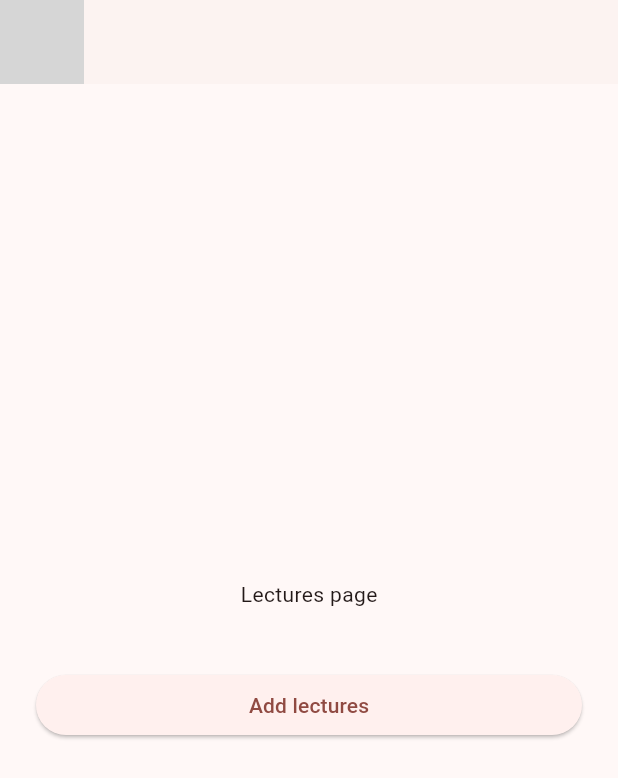
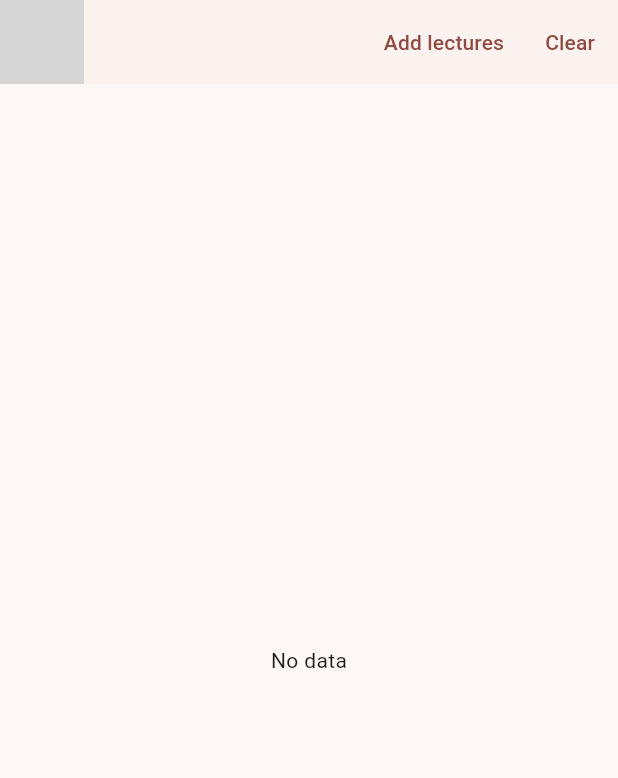
Before and after one commit to PattonSayd/firebase_services, a Flutter app: the LecturesPage screen opened by its route, on a phone screen of 412 x 824 dp. Shown: the top 778 px of the screen. Run offline on Flutter 3.47's test engine with Material 2 defaults, Android fonts, the phone set to English and light mode, and no system bars; our stand-ins replace cloud_firestore, firebase_analytics, firebase_auth, firebase_core, firebase_crashlytics, freezed_annotation and 2 more; missing offline and left inert: firebase_ui_auth; accounts and stored records are empty; generated files the repository leaves out were written again; statements that could not run were skipped; grey boxes are pictures that could not be loaded.

Commit message:
Implement lecture list and clear

```diff
--- a/lib/data/prefiling_data.dart
+++ b/lib/data/prefiling_data.dart
@@ -3,20 +3,20 @@ import '../models/lecture.dart';
 final lecturesPrefilingData = [
   const Lecture(
     title: 'Platformaya giriş',
-    youtubeVideoId: 'vrSAHrU5NQ4',
+    youtubeVideoId: 'xWV71C2kp38',
     description:
         'İlk giriş mühazirəmizdə biz Dart dilinin və Flutter çərçivəsinin əsaslarına baxacağıq, layihə strukturuna və əsas anlayışlara baxacağıq, həmçinin Flutter tərtibatçısının hansı biliyə sahib olması lazım olduğunu müzakirə edəcəyik.',
   ),
   const Lecture(
     title: 'Routes&Navigation',
-    youtubeVideoId: 'wbw-8DaIRFc',
+    youtubeVideoId: 'nyvwx7o277U&t',
     description:
         'Mühazirədə proqramda naviqasiyanın nə olduğunu və Flutter-də necə işlədiyini nəzərdən keçirəcəyik.\n'
         'Naviqatorla (Navigator 1.0) işləməyi ətraflı nəzərdən keçirək, əsas naviqasiya əməliyyatlarını necə yerinə yetirməyi, arqumentləri necə ötürməyi və ekranlar arasında naviqasiya zamanı nəticələri qaytarmağı öyrənək, naviqasiya hadisələrini necə izləyə biləcəyinizi görək, həmçinin əlavə etmək üçün necə baxaq. dialoq və modal pəncərələr və BottomNavigationBar CupertinoTabBar nümunəsindən istifadə edərək bəzi ssenarilər naviqasiyasını həyata keçirin.',
   ),
   const Lecture(
     title: 'Event Loop, Isolates; Advanced Networking',
-    youtubeVideoId: 'gpwXBljSbTM',
+    youtubeVideoId: 'vl_AaCgudcY',
     description:
         'Gəlin Dart-da multithreading olub-olmadığını anlayaq, EventLoop, Future və Isolate işlərindən danışaq. Ən məşhur kitabxanalardan istifadə edərək şəbəkədə surf etməyi öyrənək',
   ),
--- a/lib/presentation/lectures_page.dart
+++ b/lib/presentation/lectures_page.dart
@@ -1,6 +1,8 @@
+import 'package:firebase_analytics/firebase_analytics.dart';
 import 'package:firebase_services/app/di.dart';
 import 'package:firebase_services/app/logger.dart';
 import 'package:firebase_services/app/routes.dart';
+import 'package:firebase_services/presentation/widgets/lecture_card.dart';
 import 'package:firebase_ui_auth/firebase_ui_auth.dart';
 import 'package:flutter/cupertino.dart';
 import 'package:flutter/material.dart';
@@ -14,7 +16,8 @@ class LecturesPage extends StatefulWidget {
 
 class _LecturesPageState extends State<LecturesPage> {
   final _lecturesRepository = Locator.lecturesRepository;
-  bool _isLoading = false;
+  bool _isAdding = false;
+  bool _isClearing = false;
 
   @override
   Widget build(BuildContext context) {
@@ -26,32 +29,63 @@ class _LecturesPageState extends State<LecturesPage> {
           onTap: () => Navigator.of(context).pushNamed(AppRoutes.profile),
           child: const UserAvatar(size: 36),
         ),
-      ),
-      body: Padding(
-        padding: const EdgeInsets.symmetric(horizontal: 24),
-        child: Column(
-          mainAxisAlignment: MainAxisAlignment.center,
-          crossAxisAlignment: CrossAxisAlignment.stretch,
-          children: [
-            const Center(
-              child: Text('Lectures page'),
-            ),
-            const SizedBox(height: 40),
-            ElevatedButton(
+        actions: [
+          TextButton(
             onPressed: () async {
-                setState(() => _isLoading = true);
-                _lecturesRepository.lectureStream;
+              setState(() => _isAdding = true);
               await _lecturesRepository.fillDatabase();
               if (mounted) {
-                  setState(() => _isLoading = false);
+                setState(() => _isAdding = false);
               }
             },
-              child: _isLoading
+            child: _isAdding
                 ? const CupertinoActivityIndicator()
                 : const Text('Add lectures'),
           ),
+          TextButton(
+            onPressed: () async {
+              setState(() => _isClearing = true);
+              await _lecturesRepository.clearDatabase();
+              if (mounted) {
+                setState(() => _isClearing = false);
+              }
+            },
+            child: _isClearing
+                ? const CupertinoActivityIndicator()
+                : const Text('Clear'),
+          ),
         ],
       ),
+      body: StreamBuilder(
+        stream: _lecturesRepository.lectureStream,
+        builder: (context, snapshot) {
+          final lessons = snapshot.data;
+          if (lessons == null) {
+            return const CupertinoActivityIndicator();
+          }
+          if (lessons.isEmpty) {
+            return const Center(child: Text('No data'));
+          }
+          return ListView.separated(
+            padding: const EdgeInsets.all(8),
+            itemCount: lessons.length,
+            separatorBuilder: (_, __) => const SizedBox(height: 16),
+            itemBuilder: (context, index) {
+              final lesson = lessons[index];
+              return InkWell(
+                onTap: () {
+                  FirebaseAnalytics.instance.logEvent(
+                    name: 'lesson_tap',
+                    parameters: {
+                      'youtubeId': lesson.youtubeVideoId,
+                    },
+                  );
+                },
+                child: LectureCard(lecture: lesson),
+              );
+            },
+          );
+        },
       ),
     );
   }
```
Also changed, not shown: lib/data/lecture_repository.dart (+17 -5 lines), lib/presentation/widgets/lecture_card.dart (added, +45 -0 lines), lib/presentation/widgets/youtube_thumbnail_image.dart (added, +18 -0 lines). Lines whose indentation alone changed are shown as unchanged.
